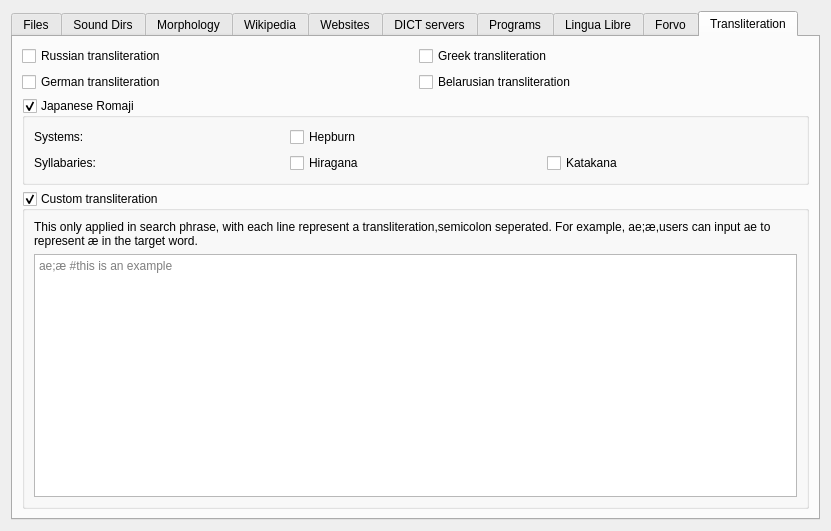
Qt form src/ui/edit_sources.ui (xiaoyifang/goldendict-ng) before a commit.
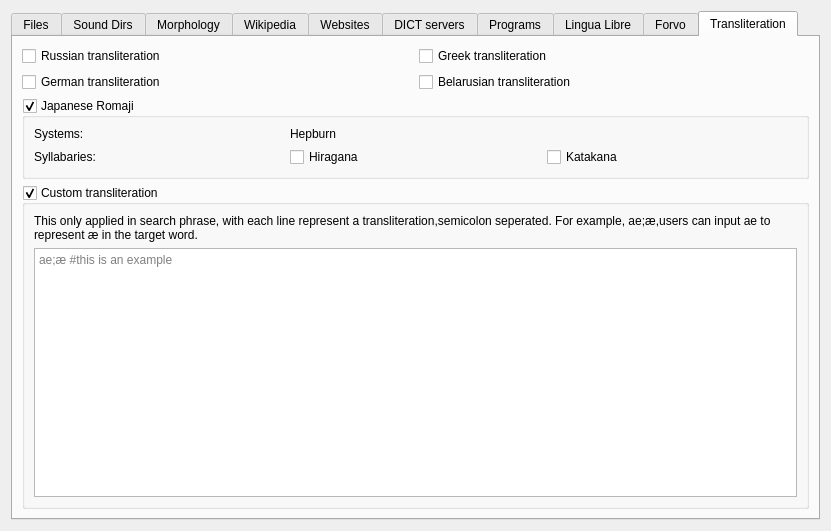
The same form after that commit. The open tabs and pages were chosen to show the change. Icons and pictures are not drawn.

Commit message: opt: remove hepburn checkbox

```diff
--- a/src/ui/edit_sources.ui
+++ b/src/ui/edit_sources.ui
@@ -739,25 +739,14 @@
           <bool>true</bool>
          </property>
          <layout class="QGridLayout" name="gridLayout">
-          <item row="0" column="1">
-           <widget class="QCheckBox" name="enableHepburn">
-            <property name="toolTip">
-             <string>The most widely used method of transcription of Japanese,
-based on English phonology</string>
-            </property>
+          <item row="2" column="0">
+           <widget class="QLabel" name="label_8">
             <property name="text">
-             <string>Hepburn</string>
+             <string>Syllabaries:</string>
             </property>
            </widget>
           </item>
-          <item row="0" column="0">
-           <widget class="QLabel" name="label_7">
-            <property name="text">
-             <string>Systems:</string>
-            </property>
-           </widget>
-          </item>
-          <item row="1" column="1">
+          <item row="2" column="2">
            <widget class="QCheckBox" name="enableHiragana">
             <property name="toolTip">
              <string>Hiragana Japanese syllabary</string>
@@ -767,14 +756,14 @@
             </property>
            </widget>
           </item>
-          <item row="1" column="0">
-           <widget class="QLabel" name="label_8">
+          <item row="0" column="0">
+           <widget class="QLabel" name="label_7">
             <property name="text">
-             <string>Syllabaries:</string>
+             <string>Systems:</string>
             </property>
            </widget>
           </item>
-          <item row="1" column="3">
+          <item row="2" column="4">
            <widget class="QCheckBox" name="enableKatakana">
             <property name="toolTip">
              <string>Katakana Japanese syllabary</string>
@@ -784,6 +773,13 @@
             </property>
            </widget>
           </item>
+          <item row="0" column="2">
+           <widget class="QLabel" name="label_10">
+            <property name="text">
+             <string>Hepburn</string>
+            </property>
+           </widget>
+          </item>
          </layout>
         </widget>
        </item>
```
Left out of the diff: 1 changed line with no effect on the pictures.
